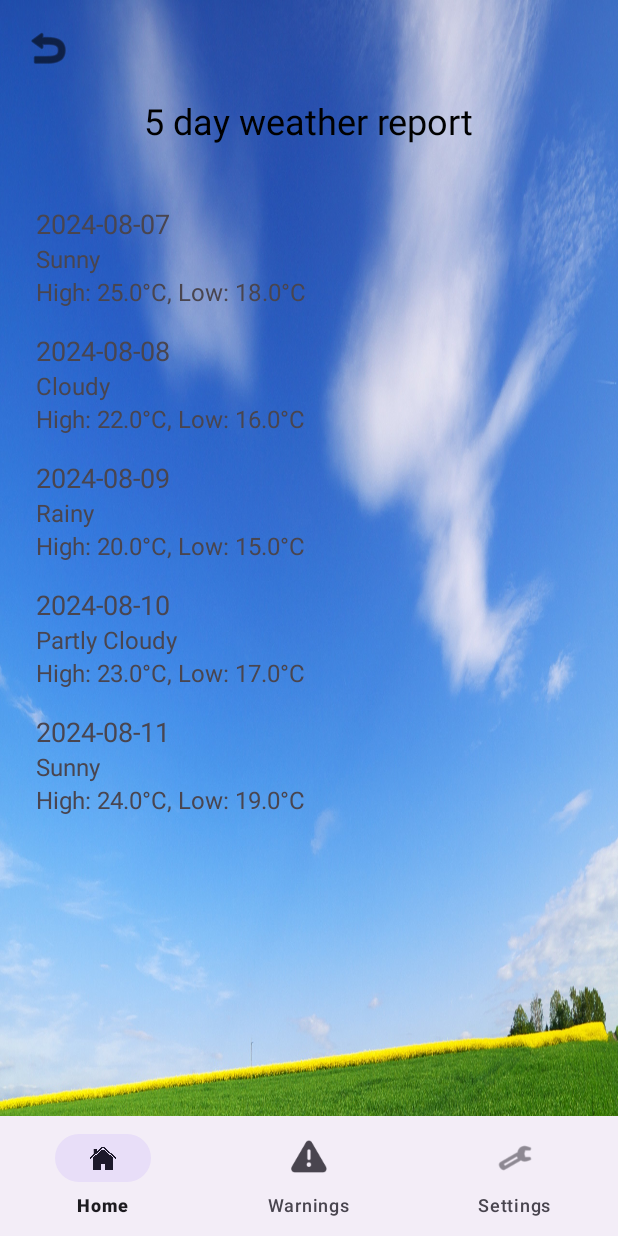
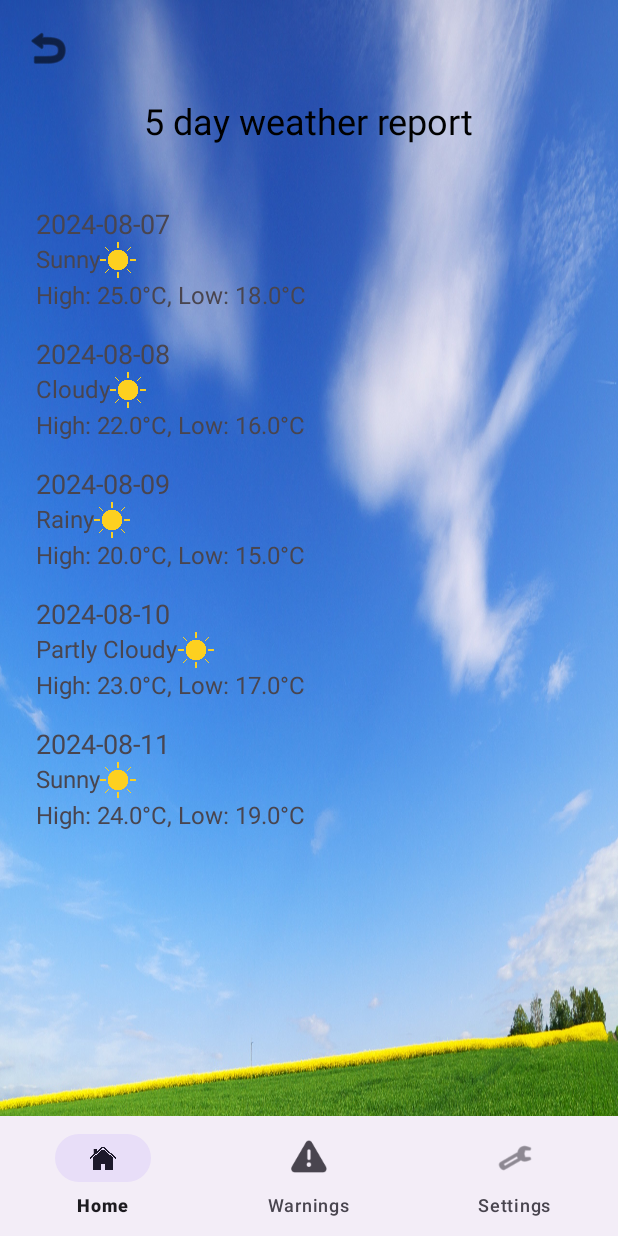
Before and after one commit to TimoMasztalerz/WetterApp, an Android app: the ForecastFragment screen opened through its navigation route, on a phone screen of 412 x 824 dp. Run offline under Robolectric (Android 15) with nearby library versions, the light colour scheme and no system bars; our stand-ins replace Room's generated code, navigation-ui.

Commit message:
12.08.2024

```diff
--- a/app/src/main/java/com/example/wetterapp/localdata/Weather.kt
+++ b/app/src/main/java/com/example/wetterapp/localdata/Weather.kt
@@ -20,5 +20,6 @@ data class Forecast(
     val date: String,
     val maxTemp: Double,
     val minTemp: Double,
-    val weatherCondition: String
+    val weatherCondition: String,
+
 )
--- a/app/src/main/java/com/example/wetterapp/ui/ForecastAdapter.kt
+++ b/app/src/main/java/com/example/wetterapp/ui/ForecastAdapter.kt
@@ -1,11 +1,9 @@
 package com.example.wetterapp.ui
 
 import android.view.LayoutInflater
-import android.view.View
 import android.view.ViewGroup
-import android.widget.TextView
 import androidx.recyclerview.widget.RecyclerView
-import com.example.wetterapp.R
+import com.example.wetterapp.databinding.ItemForecastBinding
 import com.example.wetterapp.localdata.Forecast
 
 class ForecastAdapter(
@@ -14,9 +12,12 @@ class ForecastAdapter(
 ) : RecyclerView.Adapter<ForecastAdapter.ForecastViewHolder>() {
 
     override fun onCreateViewHolder(parent: ViewGroup, viewType: Int): ForecastViewHolder {
-        return ForecastViewHolder(
-            LayoutInflater.from(parent.context).inflate(R.layout.item_forecast, parent, false)
+        val binding = ItemForecastBinding.inflate(
+            LayoutInflater.from(parent.context),
+            parent,
+            false
         )
+        return ForecastViewHolder(binding)
     }
 
     override fun onBindViewHolder(holder: ForecastViewHolder, position: Int) {
@@ -25,16 +26,13 @@ class ForecastAdapter(
 
     override fun getItemCount(): Int = forecastList.size
 
-    class ForecastViewHolder(itemView: View) : RecyclerView.ViewHolder(itemView) {
-        private val dayTextView: TextView = itemView.findViewById(R.id.textViewDay)
-        private val conditionTextView: TextView = itemView.findViewById(R.id.textViewCondition)
-        private val tempTextView: TextView = itemView.findViewById(R.id.textViewTemp)
+    class ForecastViewHolder(private val binding: ItemForecastBinding) : RecyclerView.ViewHolder(binding.root) {
 
         fun bind(forecast: Forecast, useFahrenheit: Boolean) {
-            dayTextView.text = forecast.date
-            conditionTextView.text = forecast.weatherCondition
+            binding.textViewDay.text = forecast.date
+            binding.textViewCondition.text = forecast.weatherCondition
             val unit = if (useFahrenheit) "°F" else "°C"
-            tempTextView.text = "High: ${forecast.maxTemp}$unit, Low: ${forecast.minTemp}$unit"
+            binding.textViewTemp.text = "High: ${forecast.maxTemp}$unit, Low: ${forecast.minTemp}$unit"
         }
     }
 }
--- a/app/src/main/res/layout/item_forecast.xml
+++ b/app/src/main/res/layout/item_forecast.xml
@@ -12,12 +12,25 @@
         android:textSize="18sp"
         android:text="Day" />
 
-    <TextView
-        android:id="@+id/textViewCondition"
+    <LinearLayout
         android:layout_width="wrap_content"
         android:layout_height="wrap_content"
-        android:textSize="16sp"
-        android:text="Condition" />
+        android:orientation="horizontal">
+
+        <TextView
+            android:id="@+id/textViewCondition"
+            android:layout_width="wrap_content"
+            android:layout_height="wrap_content"
+            android:textSize="16sp"
+            android:text="Condition" />
+
+        <ImageView
+            android:id="@+id/imageViewCondition"
+            android:layout_width="24dp"
+            android:layout_height="24dp"
+            android:contentDescription="@string/weather_condition_icon"
+            android:src="@drawable/sun" />
+    </LinearLayout>
 
     <TextView
         android:id="@+id/textViewTemp"
--- a/app/src/main/res/values/strings.xml
+++ b/app/src/main/res/values/strings.xml
@@ -5,4 +5,5 @@
     <string name="title_home">Home</string>
     <string name="title_settings">Settings</string>
     <string name="title_warnings">Warnings</string>
+    <string name="weather_condition_icon">icon_weather</string>
 </resources>
```
Also changed, not shown: app/src/main/res/drawable-day/rainy.png (added), app/src/main/res/drawable/cloud.png (added), app/src/main/res/drawable/hot.png (added), app/src/main/res/drawable/raining.png (added), app/src/main/res/drawable/sun.png (added).
